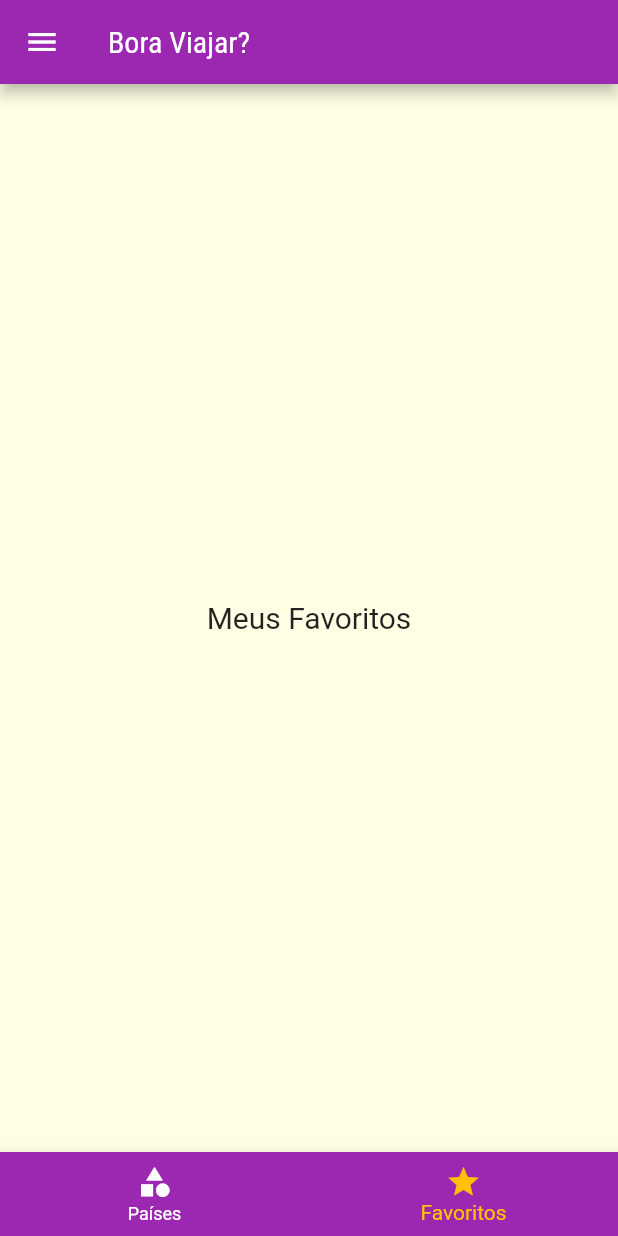
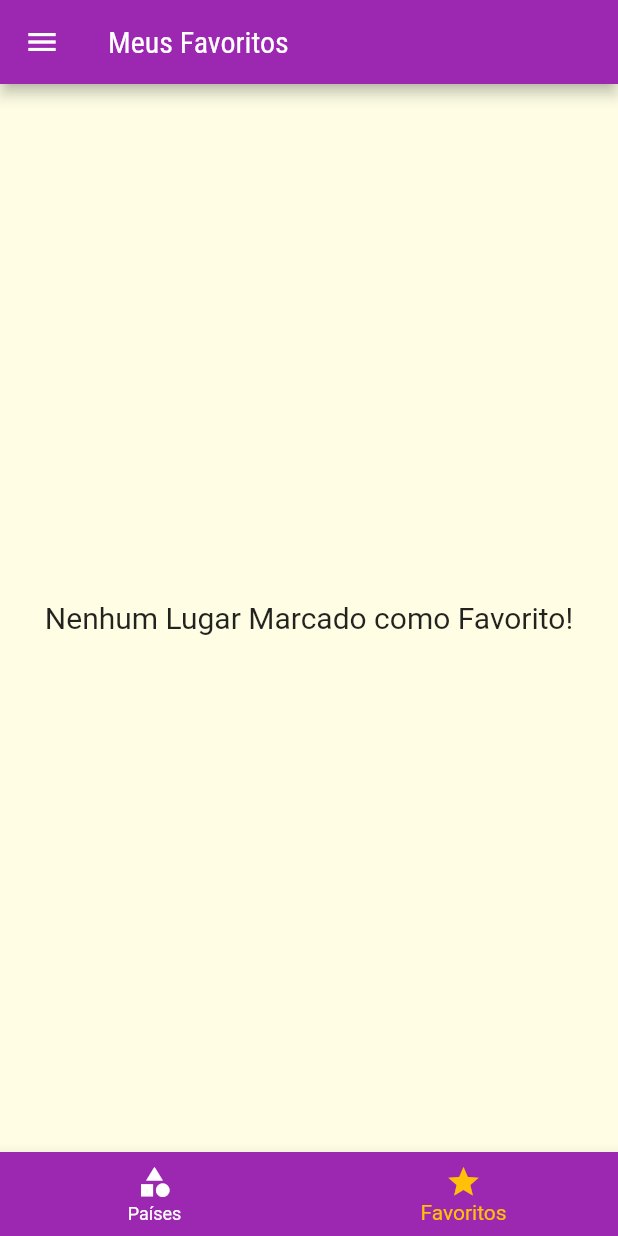
Before and after one commit to jeanmmlima/IMD0509-DDM20241, a Flutter app: the screen it shows after launch, item 2 of the bottom bar chosen, on a phone screen of 412 x 824 dp. Run offline on Flutter 3.47's test engine with Material 2 defaults, Android fonts, the phone set to English and light mode, and no system bars.

Commit message:
favoritando lugar

```diff
--- a/f03_lugares/lib/main.dart
+++ b/f03_lugares/lib/main.dart
@@ -1,5 +1,6 @@
 import 'dart:ui';
 
+import 'package:f03_lugares/models/place.dart';
 import 'package:f03_lugares/screens/countries_places_screen.dart';
 import 'package:f03_lugares/screens/place_detail_screen.dart';
 import 'package:f03_lugares/screens/settings_screen.dart';
@@ -11,7 +12,26 @@ import 'screens/countries_screen.dart';
 
 void main() => runApp(MyApp());
 
-class MyApp extends StatelessWidget {
+class MyApp extends StatefulWidget {
+  @override
+  State<MyApp> createState() => _MyAppState();
+}
+
+class _MyAppState extends State<MyApp> {
+  List<Place> _favoritePlaces = [];
+
+  void _toggleFavorite(Place place) {
+    setState(() {
+      _favoritePlaces.contains(place)
+          ? _favoritePlaces.remove(place)
+          : _favoritePlaces.add(place);
+    });
+  }
+
+  bool _isFavorite(Place place) {
+    return _favoritePlaces.contains(place);
+  }
+
   @override
   Widget build(BuildContext context) {
     return MaterialApp(
@@ -32,9 +52,10 @@ class MyApp extends StatelessWidget {
       //home: CountriesScreen(),
       initialRoute: '/',
       routes: {
-        AppRoutes.HOME: (ctx) => TabsScreen(),
+        AppRoutes.HOME: (ctx) => TabsScreen(_favoritePlaces),
         AppRoutes.COUNTRY_PLACES: (ctx) => CountryPlacesScreen(),
-        AppRoutes.PLACES_DETAIL: (ctx) => PlaceDetailScreen(),
+        AppRoutes.PLACES_DETAIL: (ctx) =>
+            PlaceDetailScreen(_toggleFavorite, _isFavorite),
         AppRoutes.SETTINGS: (ctx) => SettingsScreen(),
       },
     );
--- /dev/null
+++ b/f03_lugares/lib/screens/favorite_screen.dart
@@ -0,0 +1,24 @@
+import 'package:f03_lugares/components/place_item.dart';
+import 'package:f03_lugares/models/place.dart';
+import 'package:flutter/material.dart';
+
+class FavoriteScreen extends StatelessWidget {
+  List<Place> favoritePlaces;
+
+  FavoriteScreen(this.favoritePlaces);
+
+  @override
+  Widget build(BuildContext context) {
+    if (favoritePlaces.isEmpty) {
+      return const Center(
+        child: Text('Nenhum Lugar Marcado como Favorito!', style: TextStyle(fontSize: 20),),
+      );
+    } else {
+      return ListView.builder(
+          itemCount: favoritePlaces.length,
+          itemBuilder: (ctx, index) {
+            return PlaceItem(favoritePlaces[index]);
+          });
+    }
+  }
+}
--- a/f03_lugares/lib/screens/favoritos_screen.dart
+++ /dev/null
@@ -1,10 +0,0 @@
-import 'package:flutter/material.dart';
-
-class FavoritosScreen extends StatelessWidget {
-  @override
-  Widget build(BuildContext context) {
-    return Center(
-      child: Text('Meus Favoritos', style: TextStyle(fontSize: 20),),
-    );
-  }
-}
--- a/f03_lugares/lib/screens/settings_screen.dart
+++ b/f03_lugares/lib/screens/settings_screen.dart
@@ -7,7 +7,7 @@ class SettingsScreen extends StatelessWidget {
     return Scaffold(
       appBar: AppBar(title: Text('Configurações')),
       body: Center(
-        child: Text('Configurações', style: TextStyle(fontSize: 20),),
+        child: Text('Configurações'),
       ),
       drawer: MainDrawer(),
     );
--- a/f03_lugares/lib/screens/tabs_screen.dart
+++ b/f03_lugares/lib/screens/tabs_screen.dart
@@ -1,10 +1,15 @@
+import 'package:f03_lugares/models/place.dart';
 import 'package:flutter/material.dart';
 
 import '../components/main_drawer.dart';
 import 'countries_screen.dart';
-import 'favoritos_screen.dart';
+import 'favorite_screen.dart';
 
 class TabsScreen extends StatefulWidget {
+  final List<Place> favoritePlaces;
+
+  const TabsScreen(this.favoritePlaces);
+
   @override
   State<TabsScreen> createState() => _TabsScreenState();
 }
@@ -12,7 +17,17 @@ class TabsScreen extends StatefulWidget {
 class _TabsScreenState extends State<TabsScreen> {
   int _indexSelectedScreen = 0;
 
-  List<Widget> _screens = [CountriesScreen(), FavoritosScreen()];
+  late List<Widget> _screens;
+  final List<String> _titles = [
+    'Lista de Categorias',
+    'Meus Favoritos',
+  ];
+
+  @override
+  void initState() {
+    super.initState();
+    _screens = [CountriesScreen(), FavoriteScreen(widget.favoritePlaces)];
+  }
 
   _selectScreen(int index) {
     setState(() {
@@ -22,9 +37,12 @@ class _TabsScreenState extends State<TabsScreen> {
 
   @override
   Widget build(BuildContext context) {
-
     return Scaffold(
-      appBar: AppBar(title: Text('Bora Viajar?')),
+      appBar: AppBar(
+        title: Text(
+          _titles[_indexSelectedScreen],
+        ),
+      ),
       body: _screens[_indexSelectedScreen],
       bottomNavigationBar: BottomNavigationBar(
         onTap: _selectScreen,
```
Also changed, not shown: f03_lugares/lib/screens/place_detail_screen.dart (+7 -2 lines).
